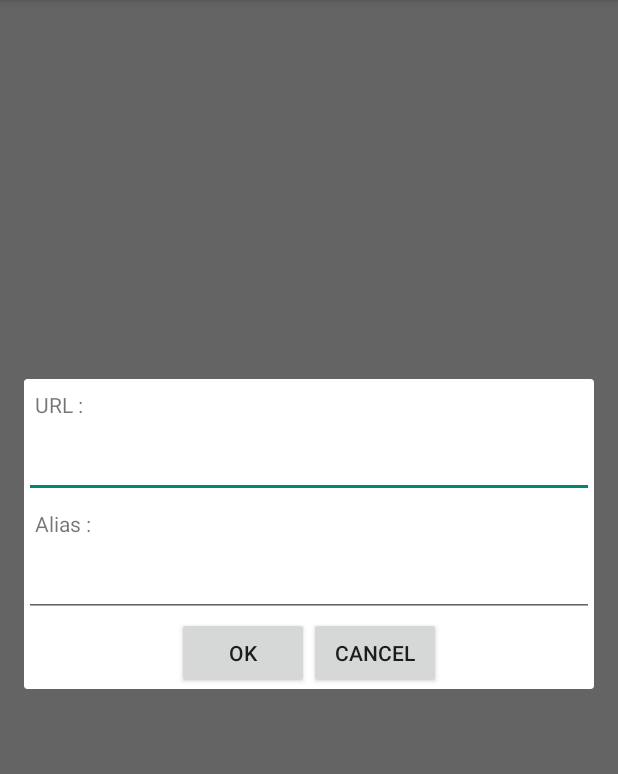
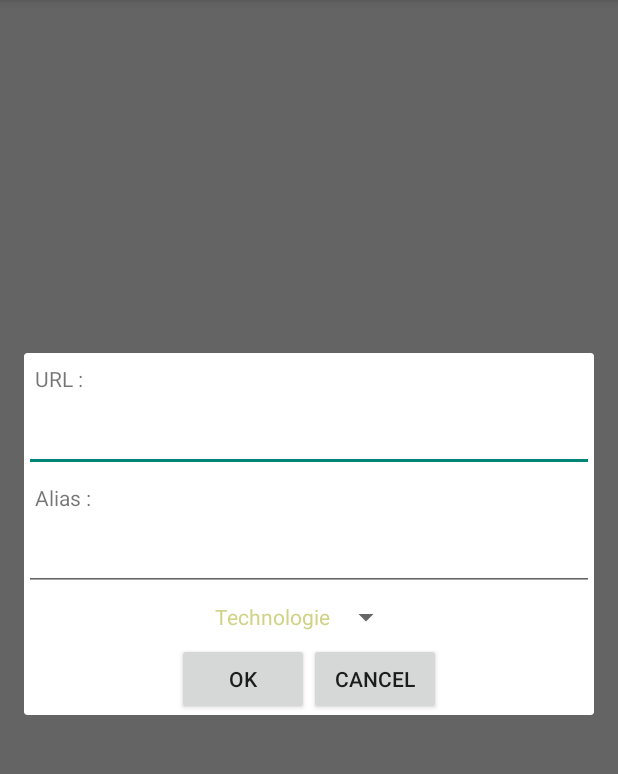
Before and after one commit to sebastienGotfroi/AndroidRssReader, an Android app: the screen it shows after launch (MainActivity), after a tap on "Add", on a phone screen of 412 x 824 dp, the part 84-858 px from its top. Run offline under Robolectric (Android 15) with nearby library versions, the phone set to English and light mode, and no system bars; libraries missing offline, so code that uses them is left out: android.support.v4; 1 statement that could not run was skipped; 1 other tap on this screen came first.

Commit message:
Manage color for category

```diff
--- a/app/src/main/java/com/sebastien/testontouch/testontouch/Adapter/MyAdapter.java
+++ b/app/src/main/java/com/sebastien/testontouch/testontouch/Adapter/MyAdapter.java
@@ -104,7 +104,7 @@ public class MyAdapter extends RecyclerView.Adapter<MyAdapter.MyViewHolder> {
             DrawableContainerState drawableContainerState = (DrawableContainerState) background.getConstantState();
             Drawable[] children = drawableContainerState.getChildren();
             GradientDrawable notPressedDrawable = (GradientDrawable) children[1];
-            notPressedDrawable.setColors(new int[]{Color.parseColor(currentArticle.getCategory().getStartColor()), Color.parseColor(currentArticle.getCategory().getEndColor())});
+            notPressedDrawable.setColors(new int[]{currentArticle.getFlux().getCategory().getStartColor(), currentArticle.getFlux().getCategory().getEndColor()});
 
             if(currentArticle.getFavorite()){
                 iconFavorite.setImageDrawable(itemView.getResources().getDrawable(android.R.drawable.btn_star_big_on, null));
--- /dev/null
+++ b/app/src/main/java/com/sebastien/testontouch/testontouch/adapter/SpinnerCategoryAdapter.java
@@ -0,0 +1,51 @@
+package com.sebastien.testontouch.testontouch.adapter;
+
+import android.content.Context;
+import android.graphics.Color;
+import android.view.View;
+import android.view.ViewGroup;
+import android.widget.BaseAdapter;
+import android.widget.TextView;
+
+import com.sebastien.testontouch.testontouch.bean.Category;
+
+import java.util.List;
+
+/**
+ * Created by cecem on 06/08/2016.
+ */
+public class SpinnerCategoryAdapter extends BaseAdapter {
+
+    private List<Category> listCategory;
+    private Context context;
+
+    public SpinnerCategoryAdapter(List<Category> listCategory, Context context){
+        this.listCategory = listCategory;
+        this.context = context;
+    }
+
+    @Override
+    public int getCount() {
+        return listCategory.size();
+    }
+
+    @Override
+    public String getItem(int position) {
+        return listCategory.get(position).getName();
+    }
+
+    @Override
+    public long getItemId(int position) {
+        return position;
+    }
+
+    @Override
+    public View getView(int position, View convertView, ViewGroup parent) {
+        TextView textView = new TextView(context);
+
+        textView.setText(listCategory.get(position).getName());
+        textView.setTextColor(listCategory.get(position).getStartColor());
+
+        return textView;
+    }
+}
--- a/app/src/main/java/com/sebastien/testontouch/testontouch/bean/Category.java
+++ b/app/src/main/java/com/sebastien/testontouch/testontouch/bean/Category.java
@@ -7,12 +7,13 @@ import android.graphics.Color;
  */
 public class Category {
     private String name;
-    private String startColor;
-    private String endColor;
+    private Integer startColor;
+    private Integer endColor;
 
-    public Category(){
-        startColor = "#75009A24";
-        endColor = "#009A24";
+    public Category(String name, Integer startColor, Integer endColor){
+        this.name = name;
+        this.startColor = startColor;
+        this.endColor = endColor;
     }
 
     public String getName() {
@@ -23,19 +24,19 @@ public class Category {
         this.name = name;
     }
 
-    public String getStartColor() {
+    public Integer getStartColor() {
         return startColor;
     }
 
-    public void setStartColor(String startColor) {
+    public void setStartColor(Integer startColor) {
         this.startColor = startColor;
     }
 
-    public String getEndColor() {
+    public Integer getEndColor() {
         return endColor;
     }
 
-    public void setEndColorId(String endColor) {
+    public void setEndColorId(Integer endColor) {
         this.endColor = endColor;
     }
 }
--- a/app/src/main/java/com/sebastien/testontouch/testontouch/popup/PopupAdd.java
+++ b/app/src/main/java/com/sebastien/testontouch/testontouch/popup/PopupAdd.java
@@ -1,22 +1,33 @@
 package com.sebastien.testontouch.testontouch.popup;
 
 import android.content.Context;
+import android.graphics.Color;
+import android.graphics.drawable.GradientDrawable;
 import android.os.Bundle;
+import android.support.v4.content.ContextCompat;
 import android.support.v7.app.AlertDialog;
 import android.view.View;
+import android.widget.ArrayAdapter;
 import android.widget.Button;
 import android.widget.EditText;
+import android.widget.Spinner;
 
 import com.sebastien.testontouch.R;
+import com.sebastien.testontouch.testontouch.adapter.SpinnerCategoryAdapter;
+import com.sebastien.testontouch.testontouch.bean.Category;
 import com.sebastien.testontouch.testontouch.bean.Flux;
 import com.sebastien.testontouch.testontouch.fragment.ListArticleAbstractFragment;
 import com.sebastien.testontouch.testontouch.fragment.MainFragment;
 import com.sebastien.testontouch.testontouch.service.impl.RssServiceImpl;
 
+import java.util.ArrayList;
+import java.util.List;
+
 public class PopupAdd extends AlertDialog {
 
     private EditText editTextUrl;
     private EditText editTextAlias;
+    private Spinner spinnerCategory;
     private ListArticleAbstractFragment listArticleAbstractFragment;
 
     public PopupAdd (Context context, ListArticleAbstractFragment listArticleAbstractFragment){
@@ -34,6 +45,28 @@ public class PopupAdd extends AlertDialog {
 
         editTextUrl = (EditText) findViewById(R.id.editText_url);
         editTextAlias = (EditText) findViewById(R.id.editText_alias);
+        spinnerCategory = (Spinner) findViewById(R.id.spinner_category);
+
+        List<Category> listCategory = new ArrayList<>();
+        String[] listStringCategory  = spinnerCategory.getResources().getStringArray(R.array.category);
+
+        listCategory.add(new Category(listStringCategory[0],
+                ContextCompat.getColor(spinnerCategory.getContext(),R.color.transparentYellow),
+                ContextCompat.getColor(spinnerCategory.getContext(), R.color.yellow)));
+        listCategory.add(new Category(listStringCategory[1],
+                ContextCompat.getColor(spinnerCategory.getContext(),R.color.transparentRed),
+                ContextCompat.getColor(spinnerCategory.getContext(), R.color.red)));
+        listCategory.add(new Category(listStringCategory[2],
+                ContextCompat.getColor(spinnerCategory.getContext(),R.color.transparentGreen),
+                ContextCompat.getColor(spinnerCategory.getContext(), R.color.green)));
+        listCategory.add(new Category(listStringCategory[3],
+                ContextCompat.getColor(spinnerCategory.getContext(),R.color.transparentPurple),
+                ContextCompat.getColor(spinnerCategory.getContext(), R.color.purple)));
+        listCategory.add(new Category(listStringCategory[4],
+                ContextCompat.getColor(spinnerCategory.getContext(),R.color.transparentDarkBlue),
+                ContextCompat.getColor(spinnerCategory.getContext(), R.color.darkBlue)));
+
+        spinnerCategory.setAdapter(new SpinnerCategoryAdapter(listCategory, spinnerCategory.getContext()));
 
         buttonCancel.setOnClickListener(new View.OnClickListener() {
             @Override
@@ -45,7 +78,9 @@ public class PopupAdd extends AlertDialog {
         buttonOk.setOnClickListener(new View.OnClickListener() {
             @Override
             public void onClick(View view) {
-                Flux newFLux = new Flux(editTextUrl.getText().toString(), editTextAlias.getText().toString());
+                Flux newFLux = new Flux(editTextUrl.getText().toString(), editTextAlias.getText().toString(), new Category("Techonologie",
+                        ContextCompat.getColor(spinnerCategory.getContext(),R.color.transparentYellow),
+                        ContextCompat.getColor(spinnerCategory.getContext(), R.color.yellow)));
                 RssServiceImpl.getRssService().addNewTheme(newFLux, getContext());
 
                 if(listArticleAbstractFragment.getClass().equals(MainFragment.class)) {
--- a/app/src/main/java/com/sebastien/testontouch/testontouch/service/RssService.java
+++ b/app/src/main/java/com/sebastien/testontouch/testontouch/service/RssService.java
@@ -21,7 +21,7 @@ import javax.xml.parsers.ParserConfigurationException;
  */
 public interface RssService {
 
-    public Pair<String, List<Article>> getAllArticle (String flux) throws MalformedURLException, IOException, ParserConfigurationException, SAXException;
+    public Pair<String, List<Article>> getAllArticle (Flux flux) throws MalformedURLException, IOException, ParserConfigurationException, SAXException;
     public void addNewTheme (Flux newFlux, Context context);
     public void deleteThemes ( Context context, Set<Flux> themesToDelete);
     public Set<Flux> getThemes (Context context);
--- a/app/src/main/res/drawable/ontouch.xml
+++ b/app/src/main/res/drawable/ontouch.xml
@@ -13,6 +13,8 @@
                 android:centerX="0.5"
                 android:centerY="0.5"
                 android:gradientRadius="400dp"
+                android:startColor="@color/transparentGreen"
+                android:endColor="@color/green"
                 android:type="radial" />
             <corners
                 android:radius="8dp" />
--- a/app/src/main/res/layout/popup_add_flux.xml
+++ b/app/src/main/res/layout/popup_add_flux.xml
@@ -31,13 +31,22 @@
         android:layout_height="wrap_content"
         android:layout_below="@id/textView_alias"/>
 
+    <Spinner
+        android:id="@+id/spinner_category"
+        android:layout_width="wrap_content"
+        android:layout_height="wrap_content"
+        android:layout_below="@id/editText_alias"
+        android:layout_centerHorizontal="true"
+        android:layout_margin="5dp">
+    </Spinner>
+
     <GridLayout
         android:layout_width="wrap_content"
         android:layout_height="wrap_content"
         android:columnCount="2"
         android:rowCount="1"
         android:layout_centerHorizontal="true"
-        android:layout_below="@id/editText_alias">
+        android:layout_below="@id/spinner_category">
 
         <Button
             android:id="@+id/button_ok"
--- a/app/src/main/res/values/strings.xml
+++ b/app/src/main/res/values/strings.xml
@@ -14,10 +14,11 @@
     <string name="title_deleteFlux">Suppression de flux RSS</string>
 
     <!-- Category -->
-    <string name="categoryTechnology">Technologie</string>
-    <string name="categoryNews">Actualité</string>
-    <string name="categorySports">Sports</string>
-    <string name="categoryKitchen">Cuisine</string>
-    <string name="categoryOther">Autre</string>
-
+    <string-array name="category">
+        <item name="categoryTechnology">Technologie</item>
+        <item name="categoryNews">Actualité</item>
+        <item name="categorySports">Sports</item>
+        <item name="categoryCooking">Cuisine</item>
+        <item name="categoryOther">Autre</item>
+    </string-array>
 </resources>
```
Also changed, not shown: app/src/main/java/com/sebastien/testontouch/testontouch/XmlAsynchronousTask.java (+4 -3 lines), app/src/main/java/com/sebastien/testontouch/testontouch/bean/Article.java (+7 -7 lines), app/src/main/java/com/sebastien/testontouch/testontouch/bean/Flux.java (+20 -1 lines), app/src/main/java/com/sebastien/testontouch/testontouch/service/impl/RssServiceImpl.java (+7 -5 lines), app/src/main/java/com/sebastien/testontouch/testontouch/util/GradientDrawableUtil.java (added, +9 -0 lines), app/src/main/res/layout/spinner_category.xml (added, +10 -0 lines).
